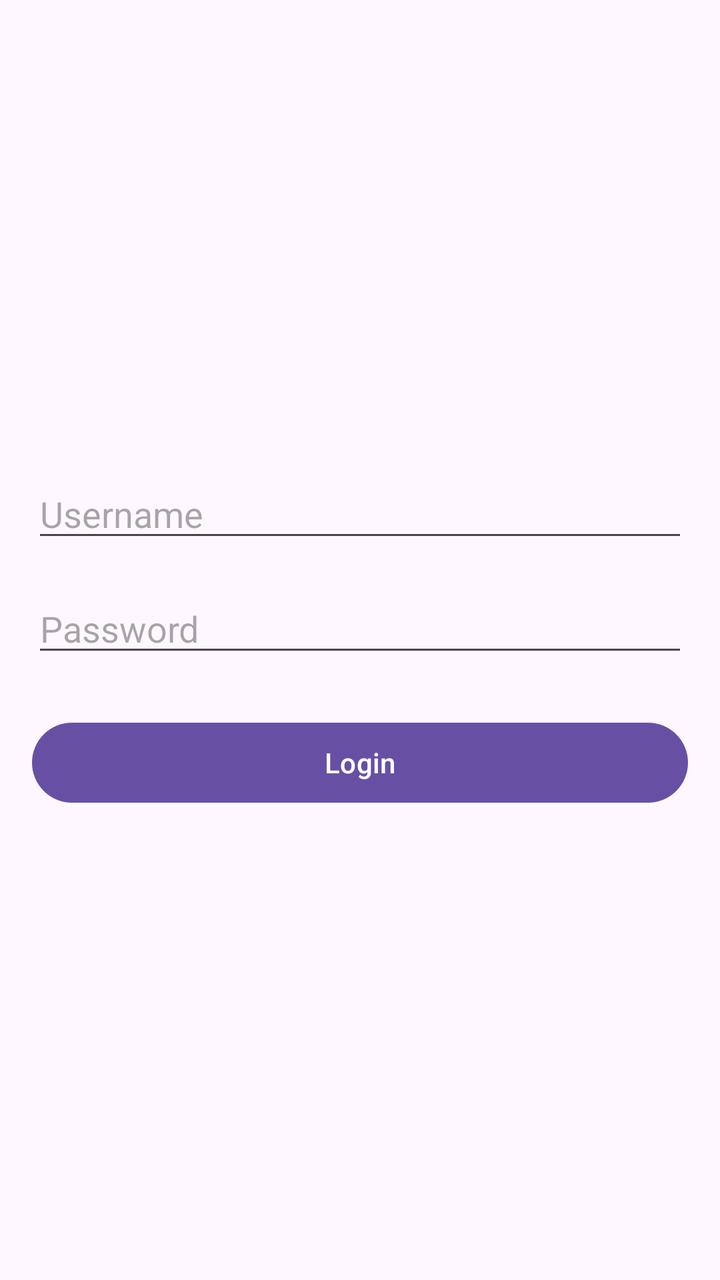
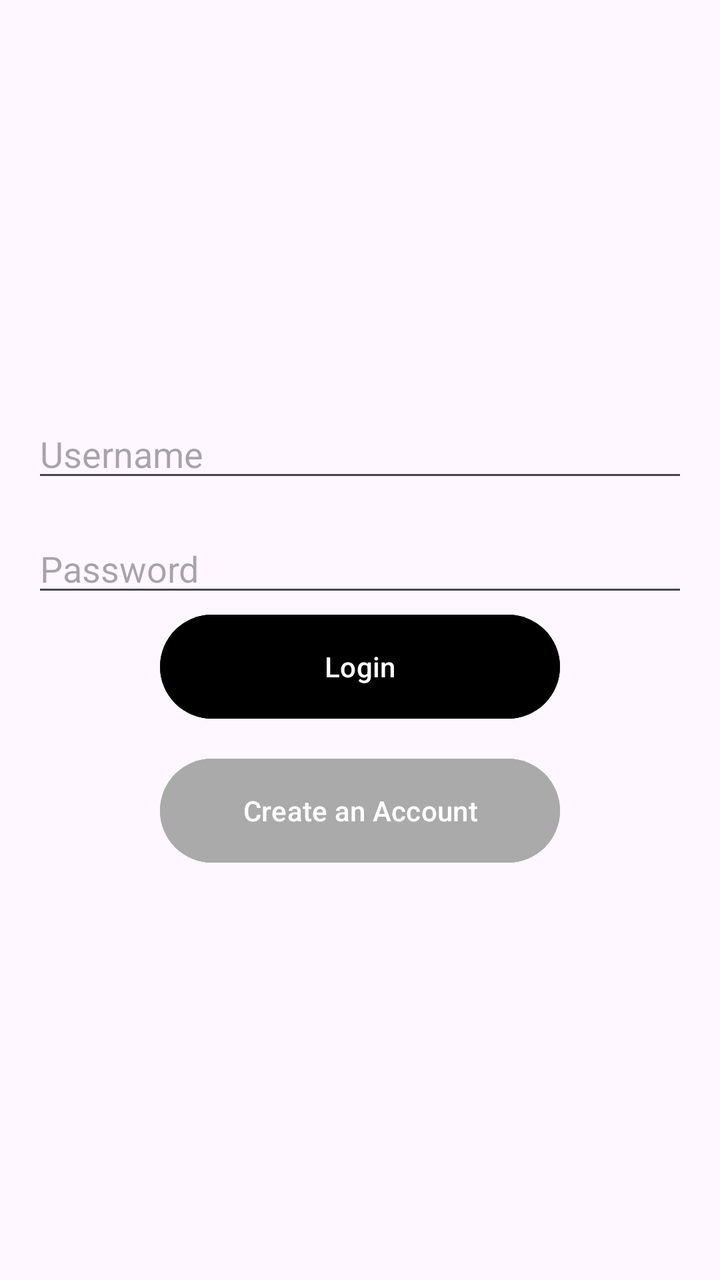

Compare the two renders of this Android layout. The source of the first and the diff that turns it into the second are given below.
<!-- AndroidManifest.xml: application theme Theme.SprintProject -->
<!-- res/layout/login_page.xml -->
<?xml version="1.0" encoding="utf-8"?>
<LinearLayout xmlns:android="http://schemas.android.com/apk/res/android"
    android:layout_width="match_parent"
    android:layout_height="match_parent"
    android:orientation="vertical"
    android:padding="16dp"
    android:gravity="center">

    <EditText
        android:id="@+id/username"
        android:layout_width="match_parent"
        android:layout_height="wrap_content"
        android:hint="Username"
        android:inputType="text"/>

    <EditText
        android:id="@+id/password"
        android:layout_width="match_parent"
        android:layout_height="wrap_content"
        android:hint="Password"
        android:inputType="textPassword"
        android:layout_marginTop="16dp"/>

    <Button
        android:id="@+id/loginButton"
        android:layout_width="match_parent"
        android:layout_height="wrap_content"
        android:text="Login"
        android:layout_marginTop="24dp"/>

</LinearLayout>
<!-- resources referenced by this layout -->
<resources>
  <style name="Theme.SprintProject" parent="Base.Theme.SprintProject" />
  <style name="Base.Theme.SprintProject" parent="Theme.Material3.DayNight.NoActionBar">
          
          
      </style>
</resources>

<!-- the commit's change to res/layout/login_page.xml (unified diff, before → after) -->
@@ -22,10 +22,24 @@
         android:layout_marginTop="16dp"/>
 
     <Button
-        android:id="@+id/loginButton"
-        android:layout_width="match_parent"
-        android:layout_height="wrap_content"
+        android:id="@+id/login_button"
+        android:layout_width="200dp"
+        android:layout_height="60dp"
         android:text="Login"
-        android:layout_marginTop="24dp"/>
+        android:backgroundTint="@android:color/black"
+        android:textColor="@android:color/white"
+        android:paddingHorizontal="20dp"
+        android:minHeight="48dp"/>
+
+    <Button
+        android:id="@+id/btn_createacc"
+        android:layout_width="200dp"
+        android:layout_height="60dp"
+        android:layout_marginTop="12dp"
+        android:text="Create an Account"
+        android:backgroundTint="@android:color/darker_gray"
+        android:textColor="@android:color/white"
+        android:paddingHorizontal="20dp"
+        android:minHeight="48dp"/>
 
 </LinearLayout>
